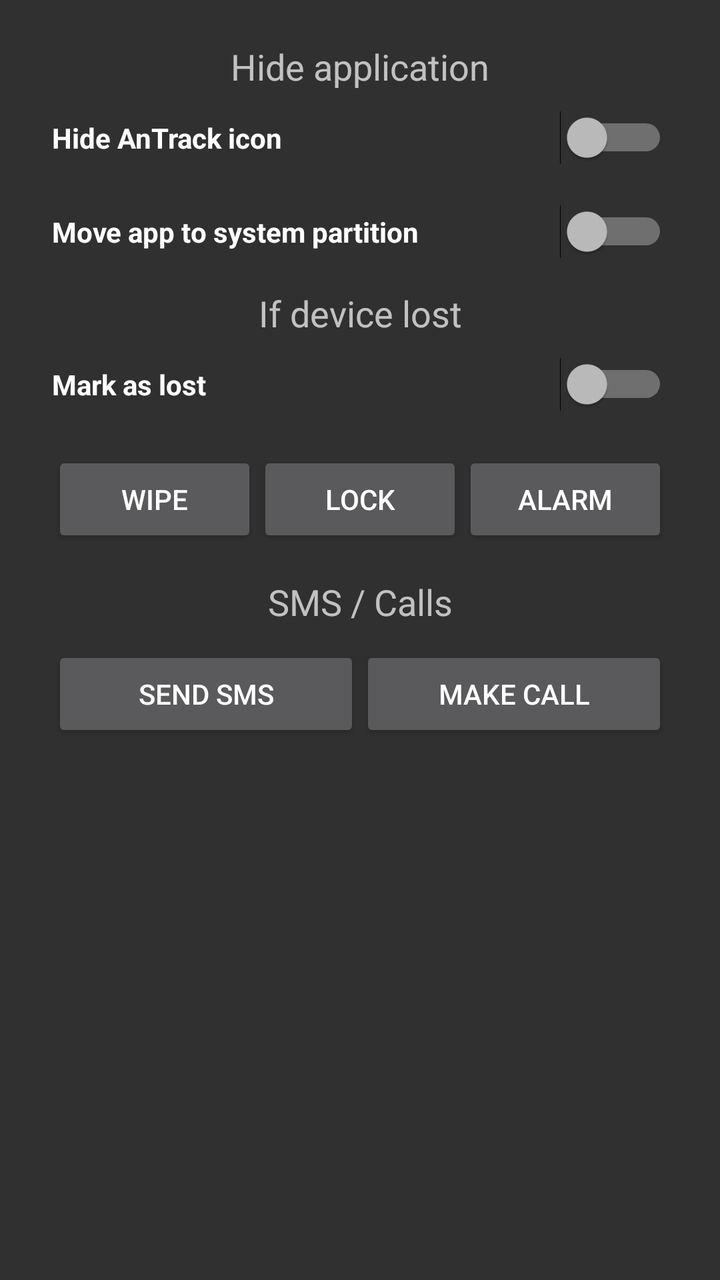
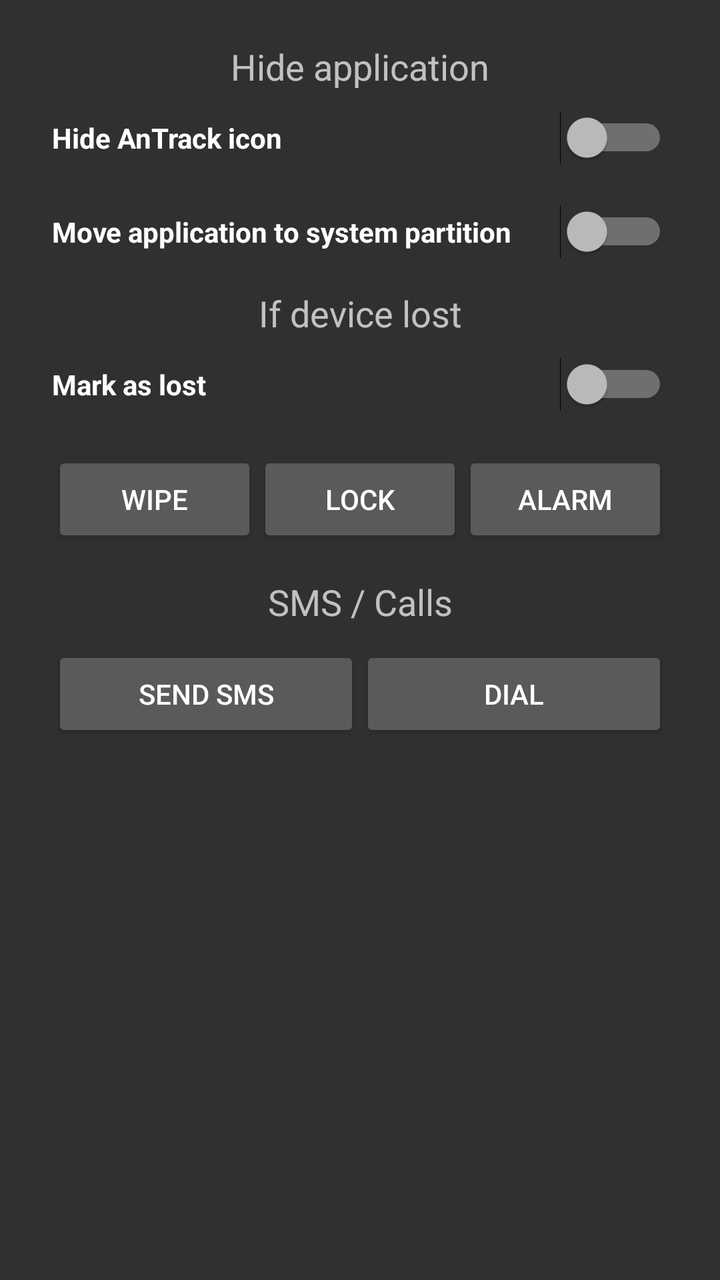

Two renders of the same Android screen: before a commit and after it. Below are the layout's source before the change and the commit's diff.
<!-- AndroidManifest.xml: application theme AppTheme -->
<!-- res/layout/fragment_control.xml -->
<ScrollView
    xmlns:android="http://schemas.android.com/apk/res/android"
    android:id="@+id/scroll"
    android:layout_width="match_parent"
    android:layout_height="wrap_content">

<LinearLayout
    xmlns:android="http://schemas.android.com/apk/res/android"
    xmlns:tools="http://schemas.android.com/tools"
    android:layout_width="match_parent"
    android:layout_height="match_parent"
    android:paddingLeft="@dimen/activity_horizontal_margin"
    android:paddingRight="@dimen/activity_horizontal_margin"
    android:paddingTop="@dimen/activity_vertical_margin"
    android:paddingBottom="@dimen/activity_vertical_margin"
    tools:context="org.antrack.app.ui.MainActivity"
    android:orientation="vertical">

    <TextView
        android:layout_width="match_parent"
        android:layout_height="wrap_content"
        android:text="Hide application"
        android:textSize="18sp"
        android:gravity="center"
        android:layout_marginTop="5dp" />

    <Switch
        android:layout_width="fill_parent"
        android:layout_height="wrap_content"
        android:text="Hide AnTrack icon"
        android:id="@+id/fragment_control_hide"
        android:checked="false"
        android:textStyle="bold"
        android:layout_margin="10dp"
        />

    <Switch
        android:layout_width="fill_parent"
        android:layout_height="wrap_content"
        android:text="Move app to system partition"
        android:id="@+id/fragment_control_system"
        android:checked="false"
        android:textStyle="bold"
        android:layout_margin="10dp"
        />

    <TextView
        android:layout_width="match_parent"
        android:layout_height="wrap_content"
        android:text="If device lost"
        android:textSize="18sp"
        android:gravity="center"
        android:layout_marginTop="5dp" />

    <Switch
        android:layout_width="fill_parent"
        android:layout_height="wrap_content"
        android:text="Mark as lost"
        android:id="@+id/fragment_control_lost"
        android:checked="false"
        android:textStyle="bold"
        android:layout_margin="10dp" />

    <LinearLayout
        android:layout_width="match_parent"
        android:layout_height="wrap_content"
        android:layout_margin="10dp"
        android:gravity="center"
        >

        <Button
            android:layout_width="0dp"
            android:layout_height="wrap_content"
            android:text="Wipe"
            android:id="@+id/fragment_control_wipe"
            android:layout_weight="0.33"
            />

        <Button
            android:layout_width="0dp"
            android:layout_height="wrap_content"
            android:text="Lock"
            android:id="@+id/fragment_control_lock"
            android:layout_weight="0.33"
            />

        <Button
            android:layout_width="0dp"
            android:layout_height="wrap_content"
            android:text="Alarm"
            android:id="@+id/fragment_control_alarm"
            android:layout_weight="0.33"
            />

    </LinearLayout>

    <TextView
        android:layout_width="match_parent"
        android:layout_height="wrap_content"
        android:text="SMS / Calls"
        android:textSize="18sp"
        android:gravity="center"
        android:layout_marginTop="5dp" />

    <LinearLayout
        android:layout_width="match_parent"
        android:layout_height="wrap_content"
        android:layout_margin="10dp"
        android:gravity="center"
        >

        <Button
            android:layout_width="0dp"
            android:layout_height="wrap_content"
            android:text="Send SMS"
            android:id="@+id/fragment_control_sms"
            android:layout_weight="0.5"
            />

        <Button
            android:layout_width="0dp"
            android:layout_height="wrap_content"
            android:text="Make call"
            android:id="@+id/fragment_control_call"
            android:layout_weight="0.5"
            />

    </LinearLayout>
</LinearLayout>
</ScrollView>
<!-- resources referenced by this layout -->
<resources>
  <dimen name="activity_horizontal_margin">16dp</dimen>
  <dimen name="activity_vertical_margin">16dp</dimen>
  <style name="AppTheme" parent="Theme.AppCompat.NoActionBar">
          
          <item name="windowActionBar">false</item>
          <item name="windowNoTitle">true</item>
      </style>
</resources>

<!-- the commit's change to res/layout/fragment_control.xml (unified diff, before → after) -->
@@ -8,7 +8,7 @@
     xmlns:android="http://schemas.android.com/apk/res/android"
     xmlns:tools="http://schemas.android.com/tools"
     android:layout_width="match_parent"
-    android:layout_height="match_parent"
+    android:layout_height="wrap_content"
     android:paddingLeft="@dimen/activity_horizontal_margin"
     android:paddingRight="@dimen/activity_horizontal_margin"
     android:paddingTop="@dimen/activity_vertical_margin"
@@ -19,7 +19,7 @@
     <TextView
         android:layout_width="match_parent"
         android:layout_height="wrap_content"
-        android:text="Hide application"
+        android:text="@string/hide_application"
         android:textSize="18sp"
         android:gravity="center"
         android:layout_marginTop="5dp" />
@@ -27,7 +27,7 @@
     <Switch
         android:layout_width="fill_parent"
         android:layout_height="wrap_content"
-        android:text="Hide AnTrack icon"
+        android:text="@string/hide_icon"
         android:id="@+id/fragment_control_hide"
         android:checked="false"
         android:textStyle="bold"
@@ -37,7 +37,7 @@
     <Switch
         android:layout_width="fill_parent"
         android:layout_height="wrap_content"
-        android:text="Move app to system partition"
+        android:text="@string/move_to_system"
         android:id="@+id/fragment_control_system"
         android:checked="false"
         android:textStyle="bold"
@@ -47,7 +47,7 @@
     <TextView
         android:layout_width="match_parent"
         android:layout_height="wrap_content"
-        android:text="If device lost"
+        android:text="@string/if_device_lost"
         android:textSize="18sp"
         android:gravity="center"
         android:layout_marginTop="5dp" />
@@ -55,7 +55,7 @@
     <Switch
         android:layout_width="fill_parent"
         android:layout_height="wrap_content"
-        android:text="Mark as lost"
+        android:text="@string/mark_as_lost"
         android:id="@+id/fragment_control_lost"
         android:checked="false"
         android:textStyle="bold"
@@ -71,7 +71,7 @@
         <Button
             android:layout_width="0dp"
             android:layout_height="wrap_content"
-            android:text="Wipe"
+            android:text="@string/wipe"
             android:id="@+id/fragment_control_wipe"
             android:layout_weight="0.33"
             />
@@ -79,7 +79,7 @@
         <Button
             android:layout_width="0dp"
             android:layout_height="wrap_content"
-            android:text="Lock"
+            android:text="@string/lock"
             android:id="@+id/fragment_control_lock"
             android:layout_weight="0.33"
             />
@@ -87,7 +87,7 @@
         <Button
             android:layout_width="0dp"
             android:layout_height="wrap_content"
-            android:text="Alarm"
+            android:text="@string/alarm"
             android:id="@+id/fragment_control_alarm"
             android:layout_weight="0.33"
             />
@@ -97,7 +97,7 @@
     <TextView
         android:layout_width="match_parent"
         android:layout_height="wrap_content"
-        android:text="SMS / Calls"
+        android:text="@string/sms_calls"
         android:textSize="18sp"
         android:gravity="center"
         android:layout_marginTop="5dp" />
@@ -112,7 +112,7 @@
         <Button
             android:layout_width="0dp"
             android:layout_height="wrap_content"
-            android:text="Send SMS"
+            android:text="@string/send_sms"
             android:id="@+id/fragment_control_sms"
             android:layout_weight="0.5"
             />
@@ -120,7 +120,7 @@
         <Button
             android:layout_width="0dp"
             android:layout_height="wrap_content"
-            android:text="Make call"
+            android:text="@string/dial"
             android:id="@+id/fragment_control_call"
             android:layout_weight="0.5"
             />
<!-- resource entries referenced after the edit -->
@@ -2,6 +2,17 @@
 <resources>
   <dimen name="activity_horizontal_margin">16dp</dimen>
   <dimen name="activity_vertical_margin">16dp</dimen>
+  <string name="alarm">Alarm</string>
+  <string name="dial">Dial</string>
+  <string name="hide_application">Hide application</string>
+  <string name="hide_icon">Hide AnTrack icon</string>
+  <string name="if_device_lost">If device lost</string>
+  <string name="lock">Lock</string>
+  <string name="mark_as_lost">Mark as lost</string>
+  <string name="move_to_system">Move application to system partition</string>
+  <string name="send_sms">Send SMS</string>
+  <string name="sms_calls">SMS / Calls</string>
+  <string name="wipe">Wipe</string>
   <style name="AppTheme" parent="Theme.AppCompat.NoActionBar">
           
           <item name="windowActionBar">false</item>
